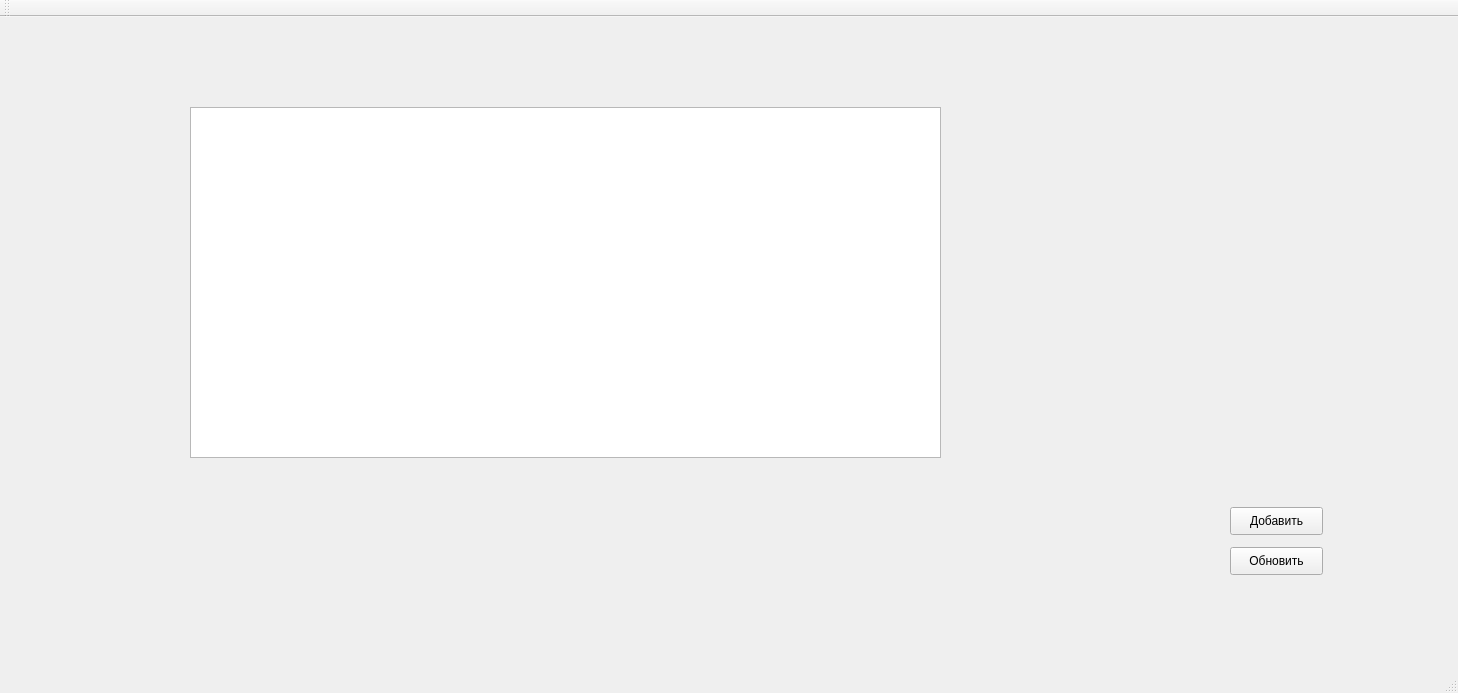
First picture: the form in mainwindow.ui, repository Alina1999mikh/AppForRecipe, before the edit.
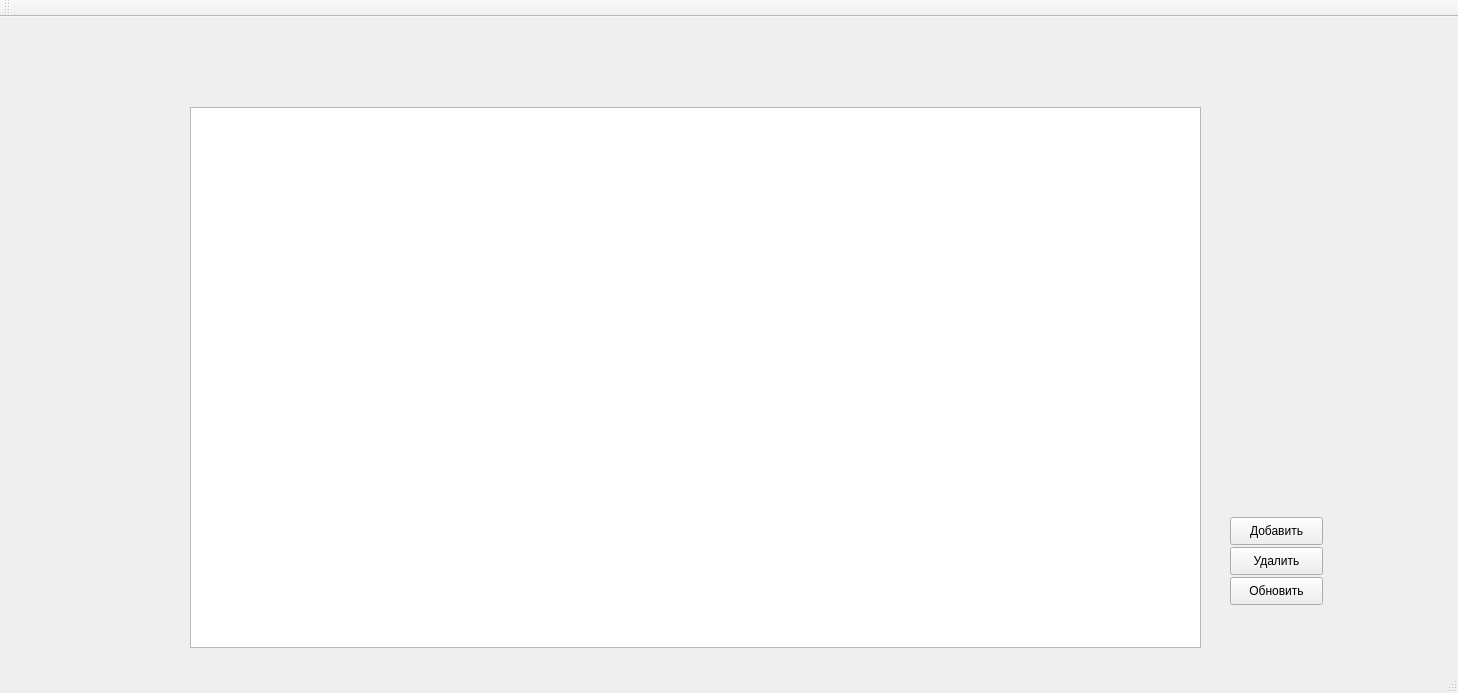
Second picture: the form after the edit.

The edit to the form file:
```diff
--- a/mainwindow.ui
+++ b/mainwindow.ui
@@ -18,7 +18,7 @@
     <property name="geometry">
      <rect>
       <x>1230</x>
-      <y>490</y>
+      <y>500</y>
       <width>93</width>
       <height>28</height>
      </rect>
@@ -41,7 +41,7 @@
     <property name="geometry">
      <rect>
       <x>1230</x>
-      <y>530</y>
+      <y>560</y>
       <width>93</width>
       <height>28</height>
      </rect>
@@ -55,11 +55,24 @@
      <rect>
       <x>190</x>
       <y>90</y>
-      <width>751</width>
-      <height>351</height>
+      <width>1011</width>
+      <height>541</height>
      </rect>
     </property>
    </widget>
+   <widget class="QPushButton" name="pushButton_3">
+    <property name="geometry">
+     <rect>
+      <x>1230</x>
+      <y>530</y>
+      <width>93</width>
+      <height>28</height>
+     </rect>
+    </property>
+    <property name="text">
+     <string>Удалить</string>
+    </property>
+   </widget>
   </widget>
   <widget class="QMenuBar" name="menuBar">
    <property name="geometry">
```
